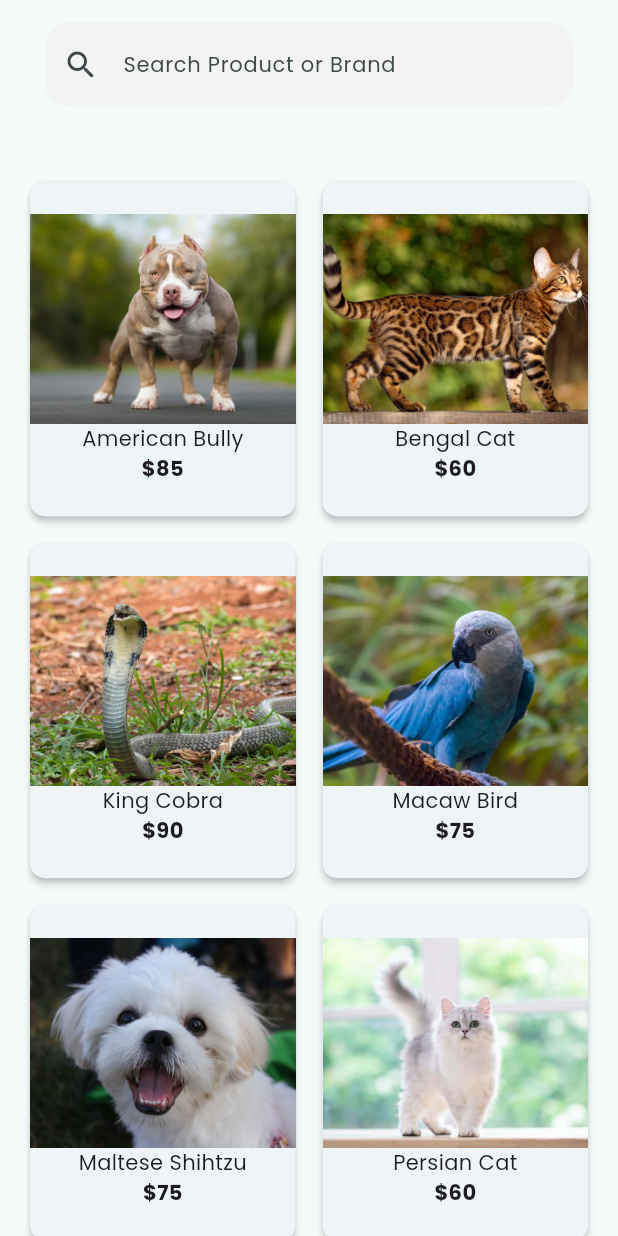
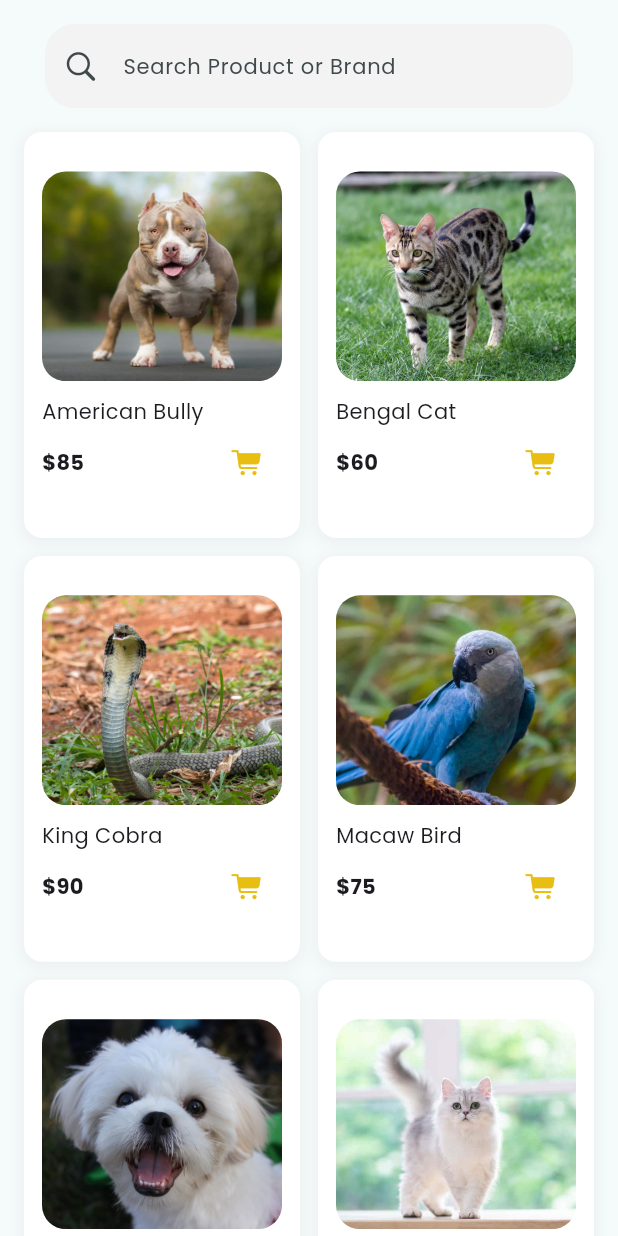
Before and after one commit to czarbasanal/flutter_petshop_app, a Flutter app: the CatalogPage screen opened directly, on a phone screen of 412 x 824 dp. Run offline on Flutter 3.47's test engine with Material 3 defaults, Android fonts, the light colour scheme and no system bars; our stand-ins replace google_fonts.

Commit message:
modified catalog

```diff
--- a/lib/models/pets.dart
+++ b/lib/models/pets.dart
@@ -1,6 +1,6 @@
 final List<Map<String, dynamic>> pets = [
   {'name': 'American Bully', 'price': '\$85', 'image': 'american-bully.jpg'},
-  {'name': 'Bengal Cat', 'price': '\$60', 'image': 'bengal-cat.jpg'},
+  {'name': 'Bengal Cat', 'price': '\$60', 'image': 'bengal-cat.webp'},
   {'name': 'King Cobra', 'price': '\$90', 'image': 'king-cobra.jpg'},
   {'name': 'Macaw Bird', 'price': '\$75', 'image': 'macaw-bird.jpg'},
   {'name': 'Maltese Shihtzu', 'price': '\$75', 'image': 'maltese-shihtzu.jpg'},
--- a/lib/screens/catalog.dart
+++ b/lib/screens/catalog.dart
@@ -1,4 +1,7 @@
+import 'package:flutter/cupertino.dart';
 import 'package:flutter/material.dart';
+import 'package:flutter/widgets.dart';
+import 'package:flutter_petshop_app/app_styles.dart';
 import '../models/pets.dart';
 
 class CatalogPage extends StatelessWidget {
@@ -10,14 +13,14 @@ class CatalogPage extends StatelessWidget {
       body: Column(
         children: [
           Padding(
-            padding: const EdgeInsets.fromLTRB(30, 15, 30, 30),
+            padding: const EdgeInsets.fromLTRB(30, 16, 30, 0),
             child: TextField(
               decoration: InputDecoration(
                 hintText: 'Search Product or Brand',
                 hintStyle: const TextStyle(fontSize: 14),
-                prefixIcon: const Icon(Icons.search),
+                prefixIcon: const Icon(CupertinoIcons.search),
                 border: OutlineInputBorder(
-                  borderRadius: BorderRadius.circular(16),
+                  borderRadius: BorderRadius.circular(20),
                   borderSide: BorderSide.none,
                 ),
                 filled: true,
@@ -30,31 +33,76 @@ class CatalogPage extends StatelessWidget {
               padding: const EdgeInsets.all(16),
               gridDelegate: const SliverGridDelegateWithFixedCrossAxisCount(
                   crossAxisCount: 2,
-                crossAxisSpacing: 10,
-                mainAxisSpacing: 10,
-                childAspectRatio: 0.8,
-              ),
+                  crossAxisSpacing: 12,
+                  mainAxisSpacing: 12,
+                  childAspectRatio: 0.68),
               itemCount: pets.length,
               physics: const BouncingScrollPhysics(
                   parent: AlwaysScrollableScrollPhysics()),
               itemBuilder: (context, index) {
-                return Card(
-                  elevation: 2,
-                  shape: RoundedRectangleBorder(
-                    borderRadius: BorderRadius.circular(10),
+                return Container(
+                  decoration: BoxDecoration(
+                    color: Colors.white,
+                    borderRadius: BorderRadius.circular(12.0),
+                    boxShadow: [
+                      BoxShadow(
+                        color: Colors.grey.withOpacity(0.12),
+                        spreadRadius: 1,
+                        blurRadius: 8,
+                        offset: Offset(0, 2),
                       ),
+                    ],
+                  ),
+                  child: ClipRRect(
+                    borderRadius: BorderRadius.circular(16.0),
+                    child: Padding(
+                      padding: const EdgeInsets.all(12.0),
                       child: Column(
                         mainAxisAlignment: MainAxisAlignment.center,
                         children: [
-                      Image.asset(
+                          ClipRRect(
+                            borderRadius: BorderRadius.circular(16.0),
+                            child: Image.asset(
                               'assets/${pets[index]['image']}',
                               fit: BoxFit.cover,
-                        height: 140, // Adjust the size to fit your layout
+                              height: 140,
                             ),
-                      Text(pets[index]['name']),
+                          ),
+                          const SizedBox(
+                            height: 10,
+                          ),
+                          Row(
+                            mainAxisAlignment: MainAxisAlignment.start,
+                            crossAxisAlignment: CrossAxisAlignment.center,
+                            children: [
+                              Text(
+                                pets[index]['name'],
+                                style: const TextStyle(fontSize: 14),
+                              ),
+                            ],
+                          ),
+                          Row(
+                            mainAxisAlignment: MainAxisAlignment.spaceBetween,
+                            crossAxisAlignment: CrossAxisAlignment.center,
+                            children: [
                               Text(pets[index]['price'],
-                          style: const TextStyle(fontWeight: FontWeight.bold)),
+                                  style: const TextStyle(
+                                      fontWeight: FontWeight.bold)),
+                              IconButton(
+                                  iconSize: 20.0,
+                                  splashColor: Colors.transparent,
+                                  highlightColor: Colors.transparent,
+                                  alignment: Alignment.center,
+                                  onPressed: () {
+                                    print("Cart button pressed!");
+                                  },
+                                  icon: const Icon(CupertinoIcons.cart_fill,
+                                      color: goldYellow)),
                             ],
+                          ),
+                        ],
+                      ),
+                    ),
                   ),
                 );
               },
```
Also changed, not shown: assets/bengal-cat.jpg (deleted), assets/bengal-cat.webp (added). Lines whose indentation alone changed are shown as unchanged.
